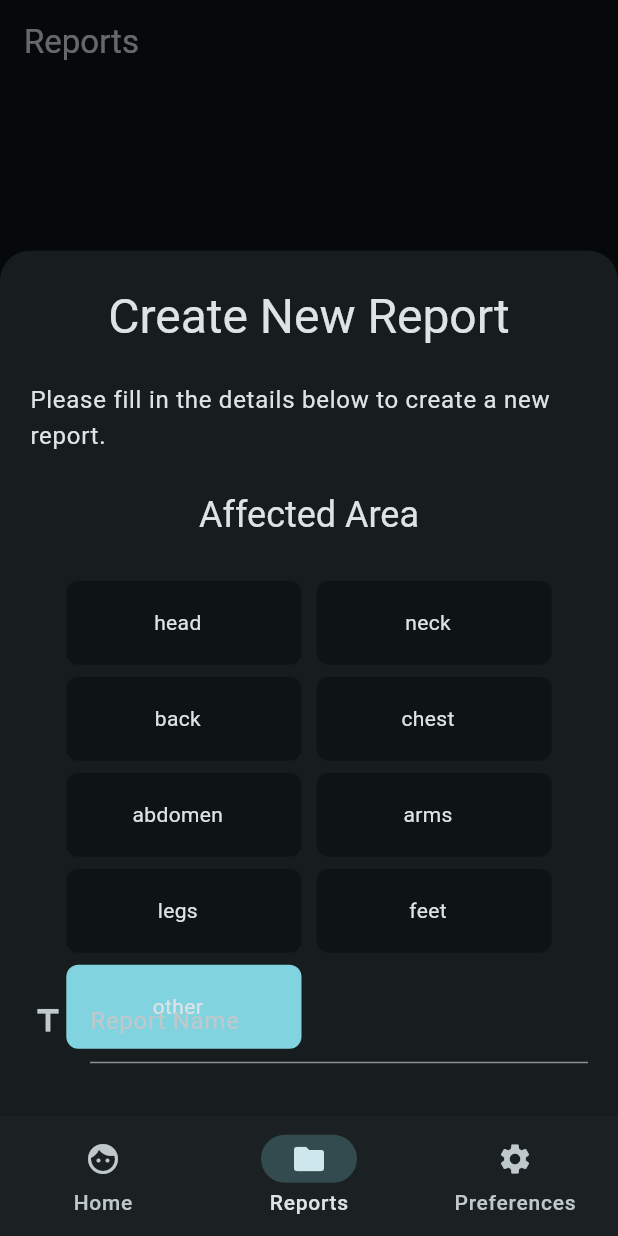
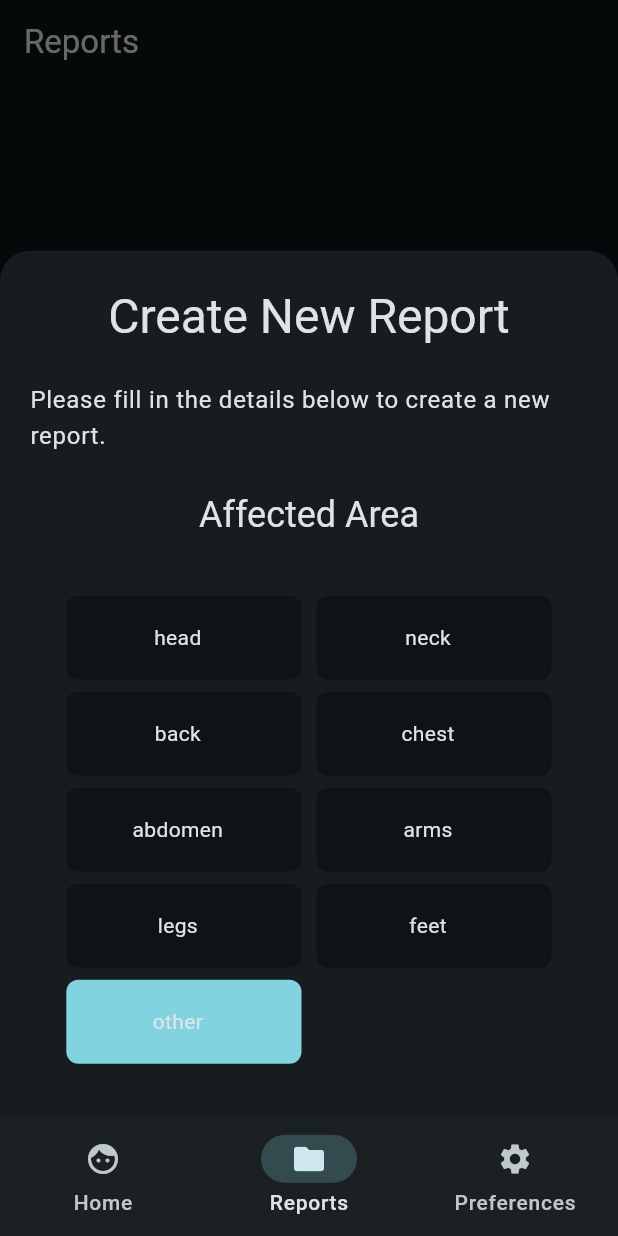
Before and after one commit to DanielDicksonDillimono/bodytherapy, a Flutter app: the ReportsPage screen opened by its route, after a tap on "Create Report", on a phone screen of 412 x 824 dp. Run offline on Flutter 3.47's test engine with Material 3 defaults, Android fonts, the phone set to English and light mode, and no system bars; our stand-ins replace cloud_firestore, firebase_auth, firebase_core, go_router; accounts and stored records are empty; generated files the repository leaves out were written again.

Commit message:
fixed the TODO: Wrap UI issue in ReportCreationPage

```diff
--- a/lib/ui/main_pages/reports/widgets/report_creation_page.dart
+++ b/lib/ui/main_pages/reports/widgets/report_creation_page.dart
@@ -17,7 +17,6 @@ class ReportCreationPage extends StatelessWidget {
   final ReportCreationViewmodel reportCreationViewmodel;
 
 //TODO: Applocalizations
-//TODO: Fix Wrap bug. It goes underneath other widgets when the screen is small.
 
   @override
   Widget build(BuildContext context) {
@@ -26,10 +25,6 @@ class ReportCreationPage extends StatelessWidget {
       width: MediaQuery.of(context).size.width,
       height: MediaQuery.of(context).size.height * 0.7,
       child: SingleChildScrollView(
-        child: Form(
-          key: formKey,
-          child: SizedBox(
-            height: MediaQuery.of(context).size.height * 0.9,
         child: Column(
           children: [
             Text('Create New Report',
@@ -41,7 +36,10 @@ class ReportCreationPage extends StatelessWidget {
             Text('Affected Area',
                 style: Theme.of(context).textTheme.headlineSmall),
             SizedBox(height: Dimens.of(context).paddingScreenVertical),
-                Expanded(
+            Container(
+              padding: EdgeInsets.symmetric(
+                vertical: 10,
+              ),
               child: ListenableBuilder(
                 listenable: reportCreationViewmodel,
                 builder: (context, _) => Wrap(
@@ -153,8 +151,6 @@ class ReportCreationPage extends StatelessWidget {
           ],
         ),
       ),
-        ),
-      ),
     );
   }
 }
--- a/lib/ui/main_pages/reports/widgets/report_datails_page.dart
+++ b/lib/ui/main_pages/reports/widgets/report_datails_page.dart
@@ -18,13 +18,13 @@ class ReportDatailsPage extends StatelessWidget {
         child: Column(
           crossAxisAlignment: CrossAxisAlignment.start,
           children: [
+            Text('Affected Area: ${report.affectedArea.name}',
+                style: Theme.of(context).textTheme.bodyMedium),
             Text(
               'Report Details',
               style: Theme.of(context).textTheme.headlineLarge,
             ),
             SizedBox(height: 16.0),
-            Text('Affected Area: ${report.affectedArea.name}',
-                style: Theme.of(context).textTheme.bodyMedium),
             Text(
               report.description,
               style: Theme.of(context).textTheme.bodyLarge,
```
Lines whose indentation alone changed are shown as unchanged.
